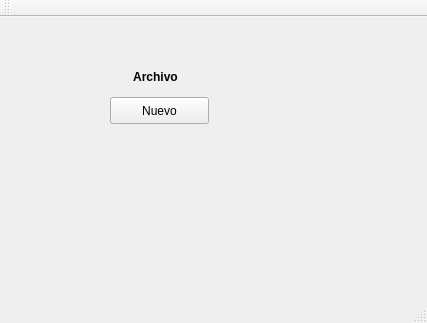
The window that window.ui (Denisse23/ProyectoArchivos) describes before a commit, drawn with Qt 5.
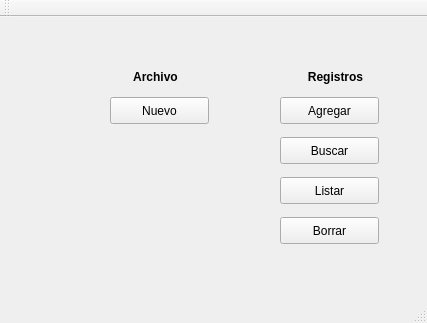
The same window after the commit.

Patch:
```diff
--- a/window.ui
+++ b/window.ui
@@ -40,6 +40,71 @@
      <string>&lt;html&gt;&lt;head/&gt;&lt;body&gt;&lt;p align=&quot;center&quot;&gt;&lt;span style=&quot; font-weight:600;&quot;&gt;Archivo&lt;/span&gt;&lt;/p&gt;&lt;/body&gt;&lt;/html&gt;</string>
     </property>
    </widget>
+   <widget class="QPushButton" name="agregar">
+    <property name="geometry">
+     <rect>
+      <x>280</x>
+      <y>80</y>
+      <width>99</width>
+      <height>27</height>
+     </rect>
+    </property>
+    <property name="text">
+     <string>Agregar</string>
+    </property>
+   </widget>
+   <widget class="QLabel" name="label_2">
+    <property name="geometry">
+     <rect>
+      <x>290</x>
+      <y>50</y>
+      <width>91</width>
+      <height>20</height>
+     </rect>
+    </property>
+    <property name="text">
+     <string>&lt;html&gt;&lt;head/&gt;&lt;body&gt;&lt;p align=&quot;center&quot;&gt;&lt;span style=&quot; font-weight:600;&quot;&gt;Registros&lt;/span&gt;&lt;/p&gt;&lt;/body&gt;&lt;/html&gt;</string>
+    </property>
+   </widget>
+   <widget class="QPushButton" name="borrar">
+    <property name="geometry">
+     <rect>
+      <x>280</x>
+      <y>200</y>
+      <width>99</width>
+      <height>27</height>
+     </rect>
+    </property>
+    <property name="text">
+     <string>Borrar</string>
+    </property>
+   </widget>
+   <widget class="QPushButton" name="listar">
+    <property name="geometry">
+     <rect>
+      <x>280</x>
+      <y>160</y>
+      <width>99</width>
+      <height>27</height>
+     </rect>
+    </property>
+    <property name="text">
+     <string>Listar</string>
+    </property>
+   </widget>
+   <widget class="QPushButton" name="buscar">
+    <property name="geometry">
+     <rect>
+      <x>280</x>
+      <y>120</y>
+      <width>99</width>
+      <height>27</height>
+     </rect>
+    </property>
+    <property name="text">
+     <string>Buscar</string>
+    </property>
+   </widget>
   </widget>
   <widget class="QMenuBar" name="menuBar">
    <property name="geometry">
```
Left out of the diff: 2 changed lines with no effect on the pictures.
